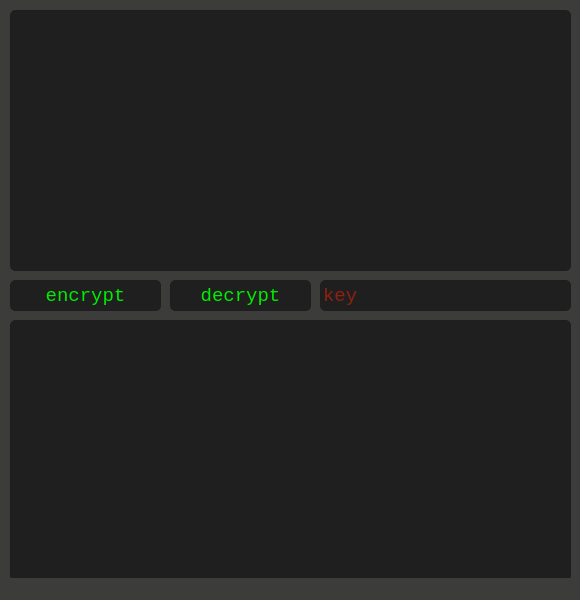
Qt form frontend/qt_files/objectWindow_test.ui (finallly/hasher) before a commit.
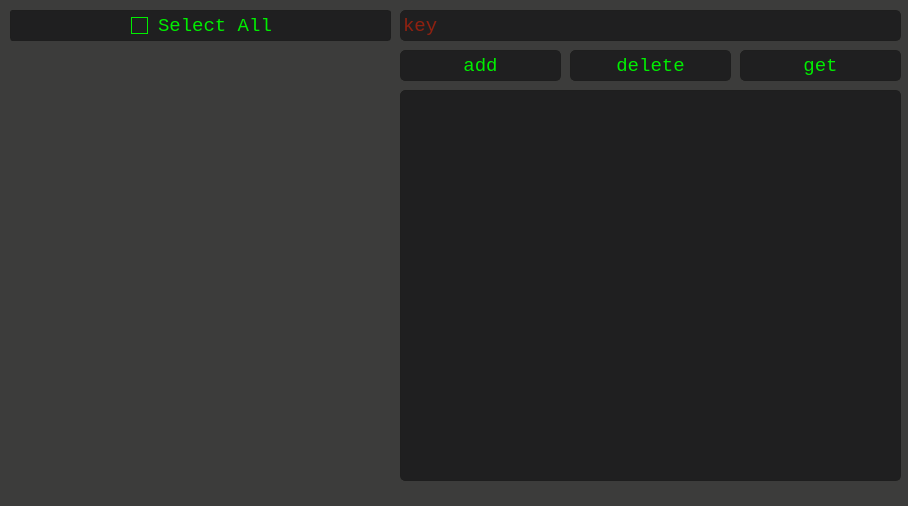
The same form after that commit. Icons and pictures are not drawn.

```diff
--- a/frontend/qt_files/objectWindow_test.ui
+++ b/frontend/qt_files/objectWindow_test.ui
@@ -6,20 +6,20 @@
    <rect>
     <x>0</x>
     <y>0</y>
-    <width>580</width>
-    <height>600</height>
+    <width>908</width>
+    <height>506</height>
    </rect>
   </property>
   <property name="minimumSize">
    <size>
     <width>580</width>
-    <height>600</height>
+    <height>500</height>
    </size>
   </property>
   <property name="maximumSize">
    <size>
-    <width>580</width>
-    <height>600</height>
+    <width>1000</width>
+    <height>1000</height>
    </size>
   </property>
   <property name="windowTitle">
@@ -32,9 +32,9 @@
    <widget class="QPushButton" name="buttonEncrypt">
     <property name="geometry">
      <rect>
-      <x>10</x>
-      <y>280</y>
-      <width>151</width>
+      <x>740</x>
+      <y>50</y>
+      <width>161</width>
       <height>31</height>
      </rect>
     </property>
@@ -68,15 +68,15 @@
 }</string>
     </property>
     <property name="text">
-     <string>encrypt</string>
+     <string>get</string>
     </property>
    </widget>
    <widget class="QPushButton" name="buttonDecrypt">
     <property name="geometry">
      <rect>
-      <x>170</x>
-      <y>280</y>
-      <width>141</width>
+      <x>400</x>
+      <y>50</y>
+      <width>161</width>
       <height>31</height>
      </rect>
     </property>
@@ -110,15 +110,15 @@
 }</string>
     </property>
     <property name="text">
-     <string>decrypt</string>
+     <string>add</string>
     </property>
    </widget>
    <widget class="QLineEdit" name="keyLine">
     <property name="geometry">
      <rect>
-      <x>320</x>
-      <y>280</y>
-      <width>251</width>
+      <x>400</x>
+      <y>10</y>
+      <width>501</width>
       <height>31</height>
      </rect>
     </property>
@@ -328,10 +328,10 @@
    <widget class="QTextEdit" name="result_field">
     <property name="geometry">
      <rect>
-      <x>10</x>
-      <y>320</y>
-      <width>561</width>
-      <height>261</height>
+      <x>400</x>
+      <y>90</y>
+      <width>501</width>
+      <height>391</height>
      </rect>
     </property>
     <property name="palette">
@@ -533,219 +533,163 @@
      <enum>QFrame::NoFrame</enum>
     </property>
    </widget>
-   <widget class="QTextEdit" name="data_field">
+   <widget class="QScrollArea" name="scrollArea">
     <property name="geometry">
      <rect>
       <x>10</x>
-      <y>10</y>
-      <width>561</width>
-      <height>261</height>
+      <y>50</y>
+      <width>381</width>
+      <height>431</height>
      </rect>
     </property>
-    <property name="minimumSize">
-     <size>
-      <width>1</width>
-      <height>0</height>
-     </size>
-    </property>
-    <property name="palette">
-     <palette>
-      <active>
-       <colorrole role="WindowText">
-        <brush brushstyle="SolidPattern">
-         <color alpha="255">
-          <red>0</red>
-          <green>238</green>
-          <blue>0</blue>
-         </color>
-        </brush>
-       </colorrole>
-       <colorrole role="Button">
-        <brush brushstyle="SolidPattern">
-         <color alpha="255">
-          <red>31</red>
-          <green>31</green>
-          <blue>32</blue>
-         </color>
-        </brush>
-       </colorrole>
-       <colorrole role="Text">
-        <brush brushstyle="SolidPattern">
-         <color alpha="255">
-          <red>0</red>
-          <green>238</green>
-          <blue>0</blue>
-         </color>
-        </brush>
-       </colorrole>
-       <colorrole role="ButtonText">
-        <brush brushstyle="SolidPattern">
-         <color alpha="255">
-          <red>0</red>
-          <green>238</green>
-          <blue>0</blue>
-         </color>
-        </brush>
-       </colorrole>
-       <colorrole role="Base">
-        <brush brushstyle="SolidPattern">
-         <color alpha="255">
-          <red>31</red>
-          <green>31</green>
-          <blue>32</blue>
-         </color>
-        </brush>
-       </colorrole>
-       <colorrole role="Window">
-        <brush brushstyle="SolidPattern">
-         <color alpha="255">
-          <red>31</red>
-          <green>31</green>
-          <blue>32</blue>
-         </color>
-        </brush>
-       </colorrole>
-      </active>
-      <inactive>
-       <colorrole role="WindowText">
-        <brush brushstyle="SolidPattern">
-         <color alpha="255">
-          <red>0</red>
-          <green>238</green>
-          <blue>0</blue>
-         </color>
-        </brush>
-       </colorrole>
-       <colorrole role="Button">
-        <brush brushstyle="SolidPattern">
-         <color alpha="255">
-          <red>31</red>
-          <green>31</green>
-          <blue>32</blue>
-         </color>
-        </brush>
-       </colorrole>
-       <colorrole role="Text">
-        <brush brushstyle="SolidPattern">
-         <color alpha="255">
-          <red>0</red>
-          <green>238</green>
-          <blue>0</blue>
-         </color>
-        </brush>
-       </colorrole>
-       <colorrole role="ButtonText">
-        <brush brushstyle="SolidPattern">
-         <color alpha="255">
-          <red>0</red>
-          <green>238</green>
-          <blue>0</blue>
-         </color>
-        </brush>
-       </colorrole>
-       <colorrole role="Base">
-        <brush brushstyle="SolidPattern">
-         <color alpha="255">
-          <red>31</red>
-          <green>31</green>
-          <blue>32</blue>
-         </color>
-        </brush>
-       </colorrole>
-       <colorrole role="Window">
-        <brush brushstyle="SolidPattern">
-         <color alpha="255">
-          <red>31</red>
-          <green>31</green>
-          <blue>32</blue>
-         </color>
-        </brush>
-       </colorrole>
-      </inactive>
-      <disabled>
-       <colorrole role="WindowText">
-        <brush brushstyle="SolidPattern">
-         <color alpha="255">
-          <red>0</red>
-          <green>238</green>
-          <blue>0</blue>
-         </color>
-        </brush>
-       </colorrole>
-       <colorrole role="Button">
-        <brush brushstyle="SolidPattern">
-         <color alpha="255">
-          <red>31</red>
-          <green>31</green>
-          <blue>32</blue>
-         </color>
-        </brush>
-       </colorrole>
-       <colorrole role="Text">
-        <brush brushstyle="SolidPattern">
-         <color alpha="255">
-          <red>0</red>
-          <green>238</green>
-          <blue>0</blue>
-         </color>
-        </brush>
-       </colorrole>
-       <colorrole role="ButtonText">
-        <brush brushstyle="SolidPattern">
-         <color alpha="255">
-          <red>0</red>
-          <green>238</green>
-          <blue>0</blue>
-         </color>
-        </brush>
-       </colorrole>
-       <colorrole role="Base">
-        <brush brushstyle="SolidPattern">
-         <color alpha="255">
-          <red>31</red>
-          <green>31</green>
-          <blue>32</blue>
-         </color>
-        </brush>
-       </colorrole>
-       <colorrole role="Window">
-        <brush brushstyle="SolidPattern">
-         <color alpha="255">
-          <red>31</red>
-          <green>31</green>
-          <blue>32</blue>
-         </color>
-        </brush>
-       </colorrole>
-      </disabled>
-     </palette>
-    </property>
-    <property name="font">
-     <font>
-      <family>Consolas</family>
-      <pointsize>14</pointsize>
-     </font>
-    </property>
-    <property name="cursor" stdset="0">
-     <cursorShape>IBeamCursor</cursorShape>
-    </property>
     <property name="styleSheet">
-     <string notr="true">QTextEdit {
+     <string notr="true">QScrollArea {
  background-color: #1F1F20;
+ color: #00ee00;
+}
+</string>
+    </property>
+    <property name="frameShape">
+     <enum>QFrame::NoFrame</enum>
+    </property>
+    <property name="sizeAdjustPolicy">
+     <enum>QAbstractScrollArea::AdjustIgnored</enum>
+    </property>
+    <property name="widgetResizable">
+     <bool>true</bool>
+    </property>
+    <property name="alignment">
+     <set>Qt::AlignCenter</set>
+    </property>
+    <widget class="QWidget" name="scrollAreaWidgetContents">
+     <property name="geometry">
+      <rect>
+       <x>0</x>
+       <y>0</y>
+       <width>381</width>
+       <height>431</height>
+      </rect>
+     </property>
+    </widget>
+   </widget>
+   <widget class="QPushButton" name="buttonDeletre">
+    <property name="geometry">
+     <rect>
+      <x>570</x>
+      <y>50</y>
+      <width>161</width>
+      <height>31</height>
+     </rect>
+    </property>
+    <property name="font">
+     <font>
+      <family>Consolas</family>
+      <pointsize>14</pointsize>
+     </font>
+    </property>
+    <property name="cursor">
+     <cursorShape>PointingHandCursor</cursorShape>
+    </property>
+    <property name="styleSheet">
+     <string notr="true">QPushButton {
+  background-color: #1F1F20;
   border-style: solid;
   border: 1px solid #1e1e1e;
   border-radius: 5;
   padding: 1px 0px 1px 0px;
-  color: #00ee00;
+  color:#00ee00;
 }
 
-</string>
+QPushButton:pressed {
+    background-color: #181819;
+}
+
+ QPushButton:hover
+{
+    border: 2px solid #00ee00;
+    color: #00ee00;
+}</string>
     </property>
-    <property name="frameShape">
-     <enum>QFrame::NoFrame</enum>
+    <property name="text">
+     <string>delete</string>
     </property>
-    <property name="placeholderText">
-     <string/>
+   </widget>
+   <widget class="QCheckBox" name="selectAll">
+    <property name="enabled">
+     <bool>true</bool>
+    </property>
+    <property name="geometry">
+     <rect>
+      <x>10</x>
+      <y>10</y>
+      <width>381</width>
+      <height>31</height>
+     </rect>
+    </property>
+    <property name="font">
+     <font>
+      <family>Consolas</family>
+      <pointsize>14</pointsize>
+     </font>
+    </property>
+    <property name="layoutDirection">
+     <enum>Qt::LeftToRight</enum>
+    </property>
+    <property name="autoFillBackground">
+     <bool>false</bool>
+    </property>
+    <property name="styleSheet">
+     <string notr="true">QCheckBox {
+                 background-color: #1F1F20;
+                 border-style: solid;
+                 border: 1px solid #1e1e1e;
+                 border-radius: 3;
+                 padding: 1px 1px 1px 120px;
+                 color: #00ee00;
+                 spacing: 10px;
+                 width: 25px;
+                 height: 25px;
+                 }
+
+                 QCheckBox::indicator {
+                 width: 15px;
+                 height: 15px;
+                 background-color: #1F1F20;
+                 border: 1px solid #00ee00;
+                 }
+
+                 QCheckBox::indicator:hover {
+                 border: 2px solid #00ee00;
+                 }
+
+                 QCheckBox::indicator:unchecked {
+                 image: url(classpath:Icons/checkmark.png);
+                 }
+
+                 QCheckBox::indicator:checked {
+                 border-image: url(frontend/images/mark.png);
+                 }
+
+                 QCheckBox::indicator:checked:hover {
+                 }
+
+                 QCheckBox::indicator:checked:pressed {
+                 }
+
+                 QCheckBox::indicator:indeterminate:hover {
+                 }
+
+                 QCheckBox::indicator:indeterminate:pressed {
+                 }</string>
+    </property>
+    <property name="text">
+     <string>Select All</string>
+    </property>
+    <property name="checked">
+     <bool>false</bool>
+    </property>
+    <property name="tristate">
+     <bool>false</bool>
     </property>
    </widget>
   </widget>
```
Left out of the diff: 4 changed lines with no effect on the pictures.
